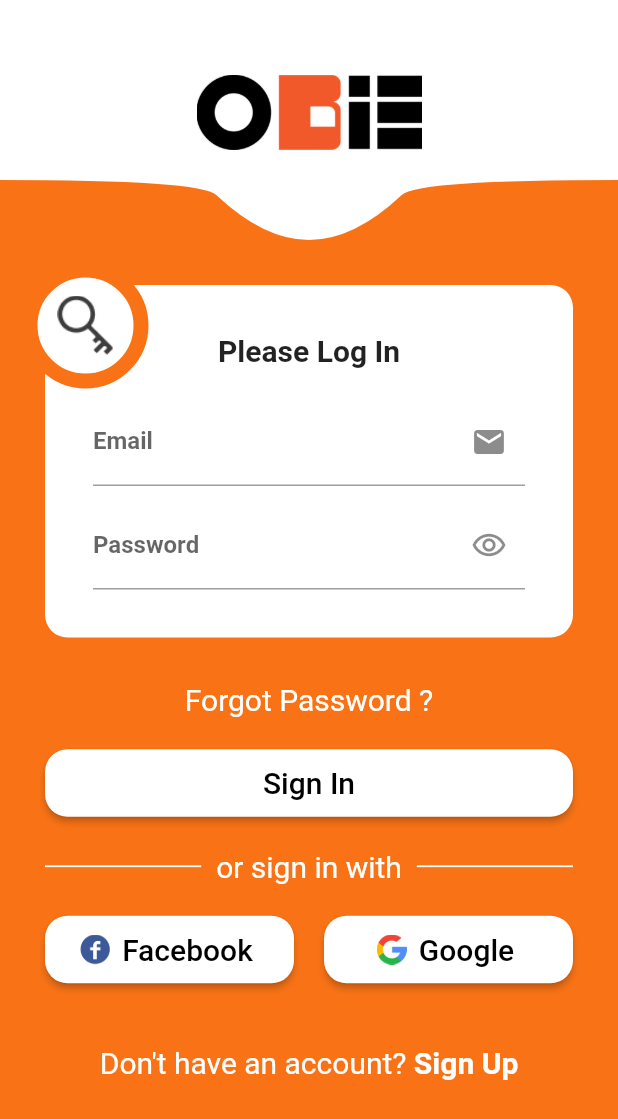
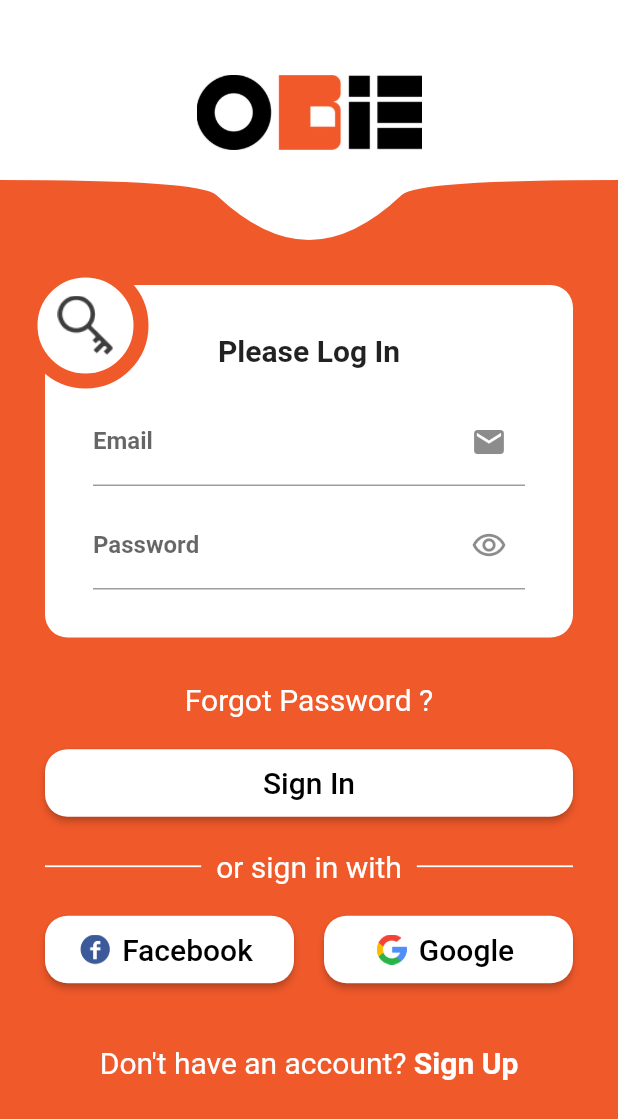
Before and after one commit to wandx/obie, a Flutter app: the screen it shows after launch, on a phone screen of 412 x 824 dp. Shown: the top 1119 px of the screen. Run offline on Flutter 3.47's test engine with Material 2 defaults, Android fonts, the phone set to English and light mode, and no system bars; drawn by our look-alikes of velocity_x.

Commit message:
fixing color

```diff
--- a/lib/presentation/screens/login/login_screen.dart
+++ b/lib/presentation/screens/login/login_screen.dart
@@ -9,7 +9,7 @@ class LoginScreen extends StatelessWidget {
   @override
   Widget build(BuildContext context) {
     return Scaffold(
-      backgroundColor: Vx.orange500,
+      backgroundColor: Color(0xFFF0592A),
       body: VStack([
         const LogoWidget(),
         const FormCardWidget(
--- a/lib/presentation/screens/login/widgets/form_card_widget.dart
+++ b/lib/presentation/screens/login/widgets/form_card_widget.dart
@@ -84,7 +84,7 @@ class _FormCardWidgetState extends State<FormCardWidget> {
           .p12
           .roundedFull
           .border(
-            color: Vx.orange500,
+            color: Color(0xFFF0592A),
             width: 10,
           )
           .make()
--- a/lib/presentation/screens/login/widgets/logo_widget.dart
+++ b/lib/presentation/screens/login/widgets/logo_widget.dart
@@ -7,7 +7,12 @@ class LogoWidget extends StatelessWidget {
   @override
   Widget build(BuildContext context) {
     return ZStack([
-      VxBox().orange500.alignTopCenter.make().wFull(context).h(160),
+      VxBox()
+          .color(Color(0xFFF0592A))
+          .alignTopCenter
+          .make()
+          .wFull(context)
+          .h(160),
       ClipPath(
         clipper: NotchClipper(),
         child: VxBox(
```
